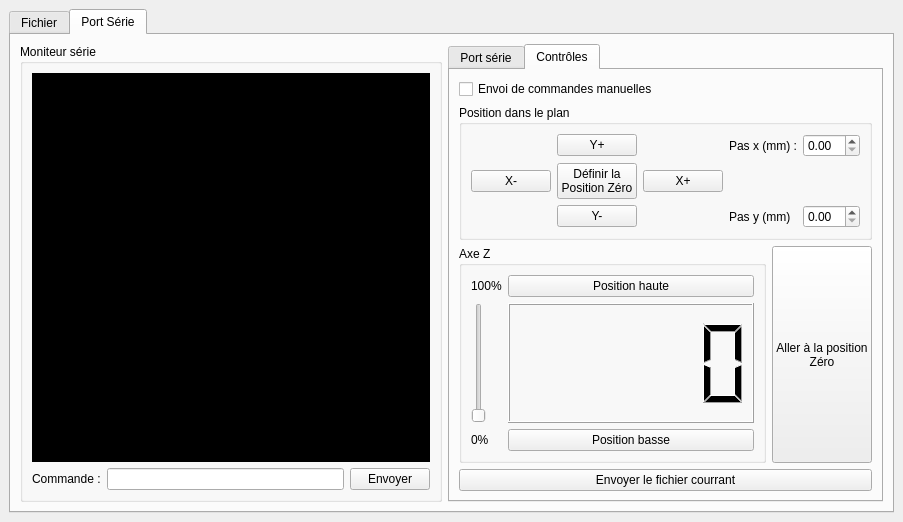
First picture: the form in PCInterface/window.ui, repository Klafyvel/Trace, before the edit.
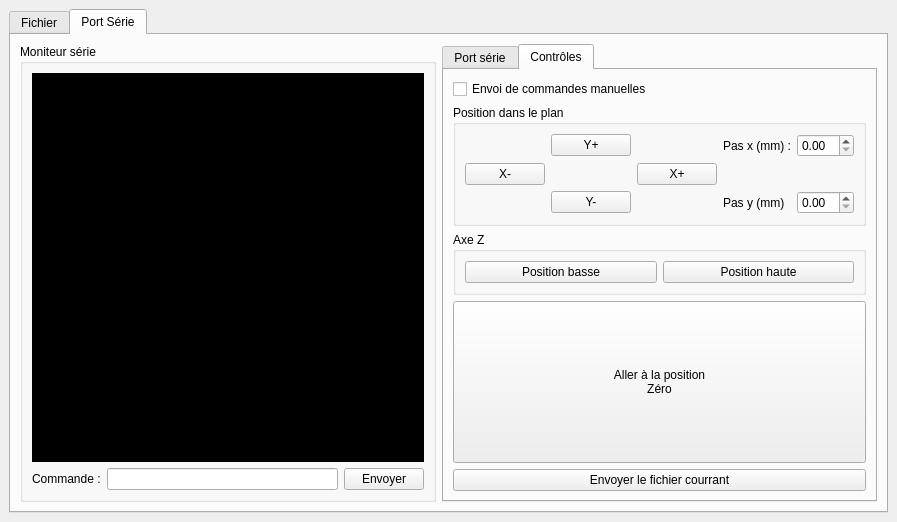
Second picture: the form after the edit. The open tabs and pages were chosen to show the change. Icons and pictures are not drawn.

The edit to the form file:
```diff
--- a/PCInterface/window.ui
+++ b/PCInterface/window.ui
@@ -6,7 +6,7 @@
    <rect>
     <x>0</x>
     <y>0</y>
-    <width>903</width>
+    <width>897</width>
     <height>522</height>
    </rect>
   </property>
@@ -357,13 +357,9 @@
                    <property name="text">
                     <string>X-</string>
                    </property>
-                  </widget>
-                 </item>
-                 <item row="1" column="1">
-                  <widget class="QPushButton" name="btn_set_origin_plan">
-                   <property name="text">
-                    <string>Définir la 
-Position Zéro</string>
+                   <property name="icon">
+                    <iconset>
+                     <normaloff>left.png</normaloff>left.png</iconset>
                    </property>
                   </widget>
                  </item>
@@ -398,56 +394,50 @@
                 <property name="checkable">
                  <bool>false</bool>
                 </property>
-                <layout class="QVBoxLayout" name="verticalLayout_7">
+                <layout class="QHBoxLayout" name="horizontalLayout_6">
                  <item>
-                  <layout class="QGridLayout" name="gridLayout_3">
-                   <item row="0" column="0">
-                    <widget class="QLabel" name="label_2">
-                     <property name="text">
-                      <string>100%</string>
-                     </property>
-                    </widget>
-                   </item>
-                   <item row="4" column="2">
                     <widget class="QPushButton" name="btn_set_z_low">
                      <property name="text">
                       <string>Position basse</string>
                      </property>
-                    </widget>
-                   </item>
-                   <item row="4" column="0">
-                    <widget class="QLabel" name="label_3">
-                     <property name="text">
-                      <string>0%</string>
-                     </property>
-                    </widget>
-                   </item>
-                   <item row="0" column="2">
+                   <property name="icon">
+                    <iconset>
+                     <normaloff>writing.png</normaloff>writing.png</iconset>
+                   </property>
+                   <property name="iconSize">
+                    <size>
+                     <width>64</width>
+                     <height>64</height>
+                    </size>
+                   </property>
+                  </widget>
+                 </item>
+                 <item>
                     <widget class="QPushButton" name="btn_set_z_high">
                      <property name="text">
                       <string>Position haute</string>
                      </property>
-                    </widget>
-                   </item>
-                   <item row="2" column="0">
-                    <widget class="QSlider" name="slider_z_value">
-                     <property name="orientation">
-                      <enum>Qt::Vertical</enum>
-                     </property>
-                    </widget>
-                   </item>
-                   <item row="2" column="2">
-                    <widget class="QLCDNumber" name="lcdNumber"/>
-                   </item>
-                  </layout>
-                 </item>
-                </layout>
-               </widget>
+                   <property name="icon">
+                    <iconset>
+                     <normaloff>not_writing.png</normaloff>not_writing.png</iconset>
+                   </property>
+                   <property name="iconSize">
+                    <size>
+                     <width>64</width>
+                     <height>64</height>
+                    </size>
+                   </property>
+                  </widget>
+                 </item>
+                </layout>
+               </widget>
+              </item>
+             </layout>
               </item>
               <item>
                <widget class="QPushButton" name="btn_go_to_zero">
                 <property name="sizePolicy">
-                 <sizepolicy hsizetype="Maximum" vsizetype="Expanding">
+               <sizepolicy hsizetype="Expanding" vsizetype="Expanding">
                   <horstretch>0</horstretch>
                   <verstretch>0</verstretch>
                  </sizepolicy>
@@ -456,12 +446,20 @@
                  <string>Aller à la position
 Zéro</string>
                 </property>
+              <property name="icon">
+               <iconset>
+                <normaloff>origin.png</normaloff>origin.png</iconset>
+              </property>
+              <property name="iconSize">
+               <size>
+                <width>64</width>
+                <height>64</height>
+               </size>
+              </property>
                 <property name="flat">
                  <bool>false</bool>
                 </property>
                </widget>
-              </item>
-             </layout>
             </item>
             <item>
              <widget class="QPushButton" name="btn_send_current_file">
```
Left out of the diff: 36 changed lines with no effect on the pictures. Lines whose indentation alone changed are shown as unchanged.
